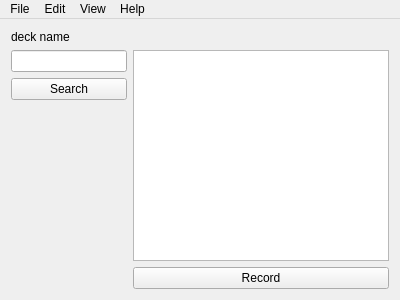
Old version of the form src/mainwindow.ui in the repository rafirafi/Voca.
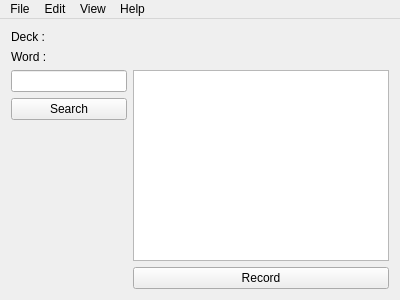
New version of the form. Icons and pictures are not drawn. Custom widgets are drawn as their Qt base class.

Commit message: Add an option to display the word associated to the displayed meaning.

What changed in the file:
```diff
--- a/src/mainwindow.ui
+++ b/src/mainwindow.ui
@@ -18,7 +18,14 @@
     <item>
      <widget class="QLabel" name="label_current_deck_name">
       <property name="text">
-       <string>deck name</string>
+       <string>Deck :</string>
+      </property>
+     </widget>
+    </item>
+    <item>
+     <widget class="QLabel" name="label_current_word_name">
+      <property name="text">
+       <string>Word :</string>
       </property>
      </widget>
     </item>
```
Left out of the diff: 28 changed lines with no effect on the pictures. The commit also changes 1 other file.
